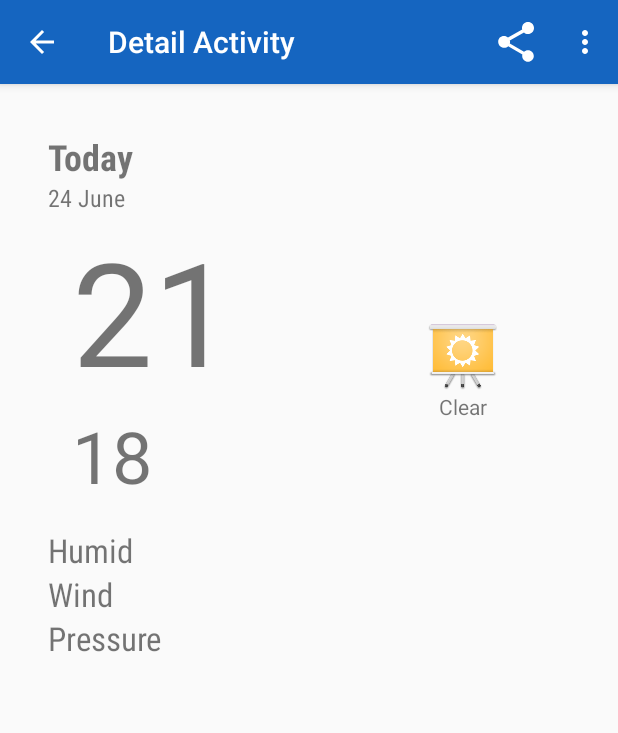
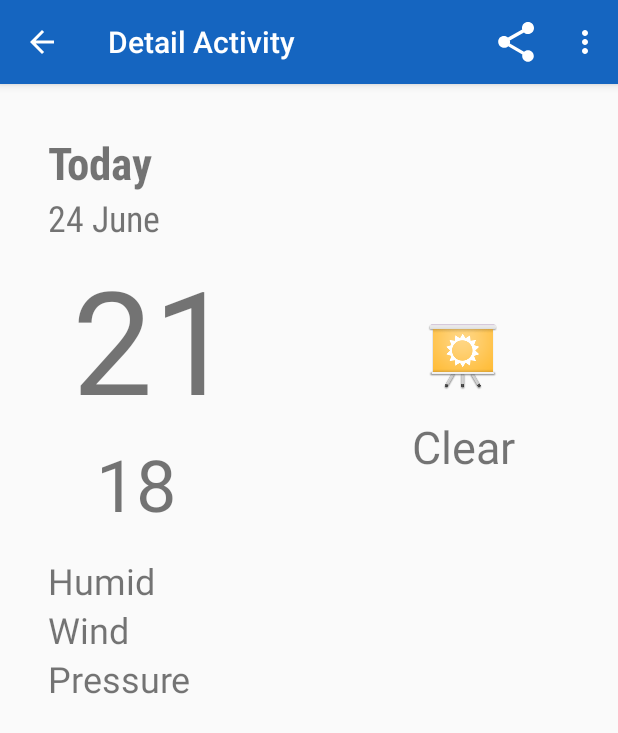
Before and after one commit to tarunkukreja003/Weatherio, an Android app: the DetailFragment screen opened directly, with no data from a screen before it, on a phone screen of 412 x 824 dp. Shown: the top 733 px of the screen. Run offline under Robolectric (Android 15) with nearby library versions, the phone set to English and light mode, and no system bars; 1 statement that could not run was skipped.

Commit message:
Detail Fragment, ForecastFragment UI updated

```diff
--- a/app/src/main/java/com/example/tarunkukreja/weather/MainActivity.java
+++ b/app/src/main/java/com/example/tarunkukreja/weather/MainActivity.java
@@ -56,7 +56,7 @@ public class MainActivity extends AppCompatActivity implements ForecastFragment.
         else {
             Log.d(LOG_TAG, "detail fragment is null !!") ;
             mTwoPane = false ;
-            getSupportActionBar().setElevation(.5f);
+          //  getSupportActionBar().setElevation(.5f);
         }
 
         ForecastFragment forecastFragment = (ForecastFragment)getSupportFragmentManager().findFragmentById(R.id.fragment_forecast) ;
--- a/app/src/main/res/layout/fragment_detail.xml
+++ b/app/src/main/res/layout/fragment_detail.xml
@@ -25,14 +25,14 @@
             android:id="@+id/detail_dayText"
             android:text="Today"
             android:fontFamily="sans-serif-condensed"
-            android:textSize="24sp"
+            android:textSize="30sp"
             android:textStyle="bold"/>
 
     <TextView
         android:layout_width="wrap_content"
         android:layout_height="wrap_content"
         android:fontFamily="sans-serif-condensed"
-        android:textSize="16sp"
+        android:textSize="24sp"
         android:id="@+id/detail_date_textView"
         android:text="24 June"/>
 
@@ -65,6 +65,7 @@
             android:fontFamily="sans-serif"
             android:text="18"
             android:layout_marginBottom="16dp"
+            android:layout_marginLeft="16dp"
             />
 
             </LinearLayout>
@@ -80,11 +81,14 @@
                     android:layout_width="wrap_content"
                     android:layout_height="wrap_content"
                     android:id="@+id/detail_image"
-                    android:src="@mipmap/ic_launcher1"/>
+                    android:src="@mipmap/ic_launcher1"
+                    android:layout_marginBottom="16dp"/>
 
                 <TextView
+                    android:fontFamily="sans-serif"
                     android:layout_width="wrap_content"
                     android:layout_height="wrap_content"
+                    android:textSize="30sp"
                     android:id="@+id/detail_description_text"
                     android:text="Clear"/>
 
@@ -97,24 +101,24 @@
             android:layout_width="wrap_content"
             android:layout_height="wrap_content"
             android:id="@+id/humidity_text"
-            android:textSize="22sp"
-            android:fontFamily="sans-serif-condensed"
+            android:textSize="24sp"
+            android:fontFamily="sans-serif"
             android:text="Humid" />
 
         <TextView
             android:layout_width="wrap_content"
             android:layout_height="wrap_content"
             android:id="@+id/wind_text"
-            android:textSize="22sp"
-            android:fontFamily="sans-serif-condensed"
+            android:textSize="24sp"
+            android:fontFamily="sans-serif"
             android:text="Wind"/>
 
         <TextView
             android:layout_width="wrap_content"
             android:layout_height="wrap_content"
             android:id="@+id/pressure_text"
-            android:textSize="22sp"
-            android:fontFamily="sans-serif-condensed"
+            android:textSize="24sp"
+            android:fontFamily="sans-serif"
             android:text="Pressure"/>
 
 
```
Also changed, not shown: app/src/main/res/layout/list_item_forecast.xml (+9 -4 lines).
